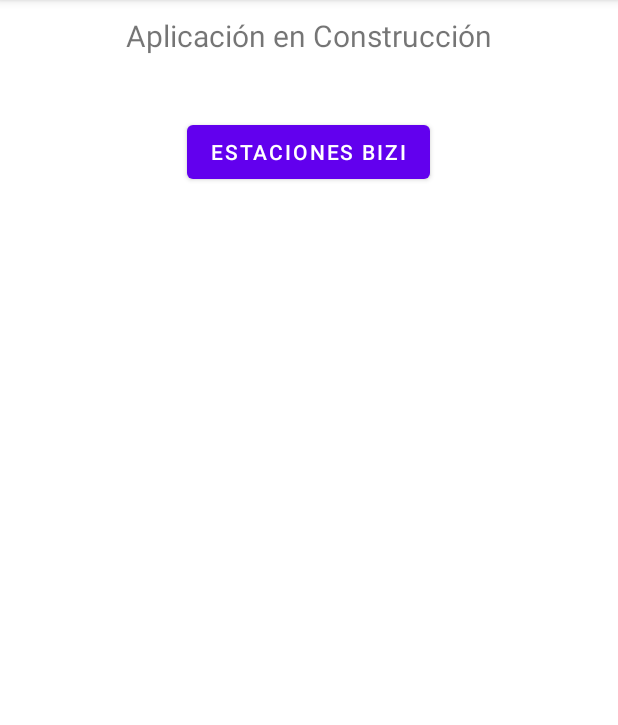
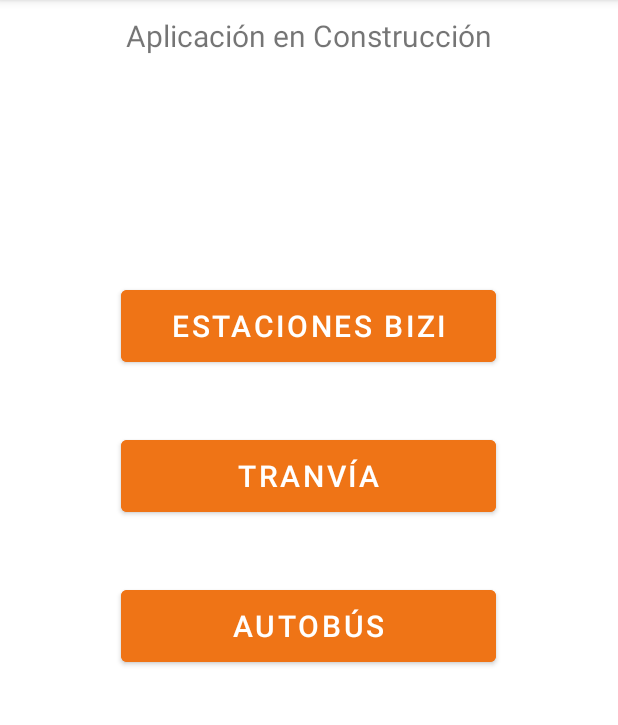
Before and after one commit to scalahorra/urbano-zaragoza-api-java, an Android app: the screen it shows after launch (MainActivity), on a phone screen of 412 x 824 dp, the part 84-809 px from its top. Run offline under Robolectric (Android 15) with nearby library versions, the phone set to English and light mode, and no system bars.

Commit message:
Botones main

```diff
--- a/app/src/main/res/layout/activity_main.xml
+++ b/app/src/main/res/layout/activity_main.xml
@@ -21,7 +21,7 @@
         android:layout_width="match_parent"
         android:layout_height="wrap_content"
         android:layout_marginStart="10dp"
-        android:layout_marginTop="40dp"
+        android:layout_marginTop="150dp"
         android:layout_marginEnd="10dp"
         app:layout_constraintEnd_toEndOf="parent"
         app:layout_constraintStart_toStartOf="@id/tv_mainTitle"
@@ -34,11 +34,42 @@
 
             <Button
                 android:id="@+id/btn_irBicicletas"
-                android:layout_width="wrap_content"
-                android:layout_height="wrap_content"
+                android:layout_width="250dp"
+                android:layout_height="60dp"
+                android:backgroundTint="#EF7416"
                 android:onClick="irBizi"
                 android:text="@string/btn_irBicicletas"
-                android:textSize="14sp" />
+                android:textSize="20sp" />
+        </TableRow>
+
+        <TableRow
+            android:layout_width="match_parent"
+            android:layout_height="match_parent"
+            android:layout_marginTop="40dp"
+            android:gravity="center">
+
+            <Button
+                android:id="@+id/btn_tranvia"
+                android:layout_width="250dp"
+                android:layout_height="60dp"
+                android:backgroundTint="@color/orange"
+                android:text="@string/btn_tranvia"
+                android:textSize="20sp" />
+        </TableRow>
+
+        <TableRow
+            android:layout_width="match_parent"
+            android:layout_height="match_parent"
+            android:layout_marginTop="40dp"
+            android:gravity="center">
+
+            <Button
+                android:id="@+id/btn_bus"
+                android:layout_width="250dp"
+                android:layout_height="60dp"
+                android:backgroundTint="@color/orange"
+                android:text="@string/btn_bus"
+                android:textSize="20sp"/>
         </TableRow>
 
     </TableLayout>
--- a/app/src/main/res/values/colors.xml
+++ b/app/src/main/res/values/colors.xml
@@ -7,4 +7,6 @@
     <color name="teal_700">#FF018786</color>
     <color name="black">#FF000000</color>
     <color name="white">#FFFFFFFF</color>
+    <color name="blue">#3848D6</color>
+    <color name="orange">#EF7416</color>
 </resources>
--- a/app/src/main/res/values/strings.xml
+++ b/app/src/main/res/values/strings.xml
@@ -7,4 +7,6 @@
     <string name="tv_bDisponibleBiziExtendida">Bicicletas disponibles</string>
     <string name="tv_aBiziExtendida">Anclajes disponibles</string>
     <string name="tv_ultimaActualizacionExtendida">Última actualización</string>
+    <string name="btn_tranvia">Tranvía</string>
+    <string name="btn_bus">Autobús</string>
 </resources>
```
